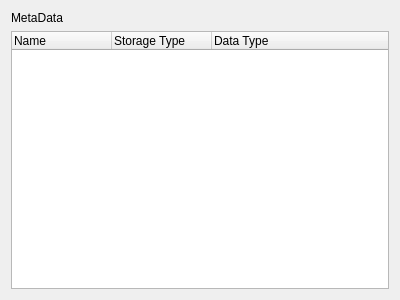
Old version of the form InfoWidget/MetaDataPanel.ui in the repository bendalab/NixView.
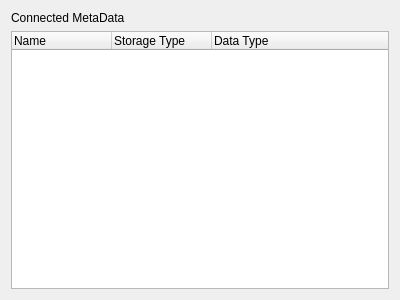
New version of the form.

```diff
--- a/InfoWidget/MetaDataPanel.ui
+++ b/InfoWidget/MetaDataPanel.ui
@@ -17,7 +17,7 @@
    <item>
     <widget class="QLabel" name="metadata_label">
      <property name="text">
-      <string>MetaData</string>
+      <string>Connected MetaData</string>
      </property>
     </widget>
    </item>
```
